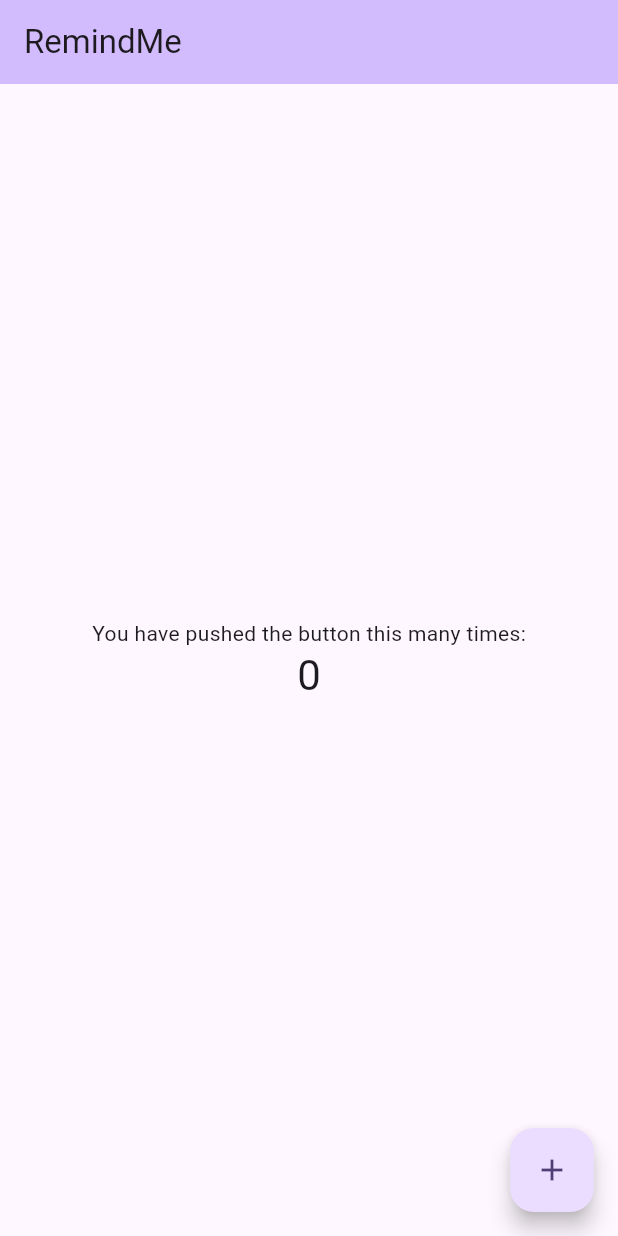
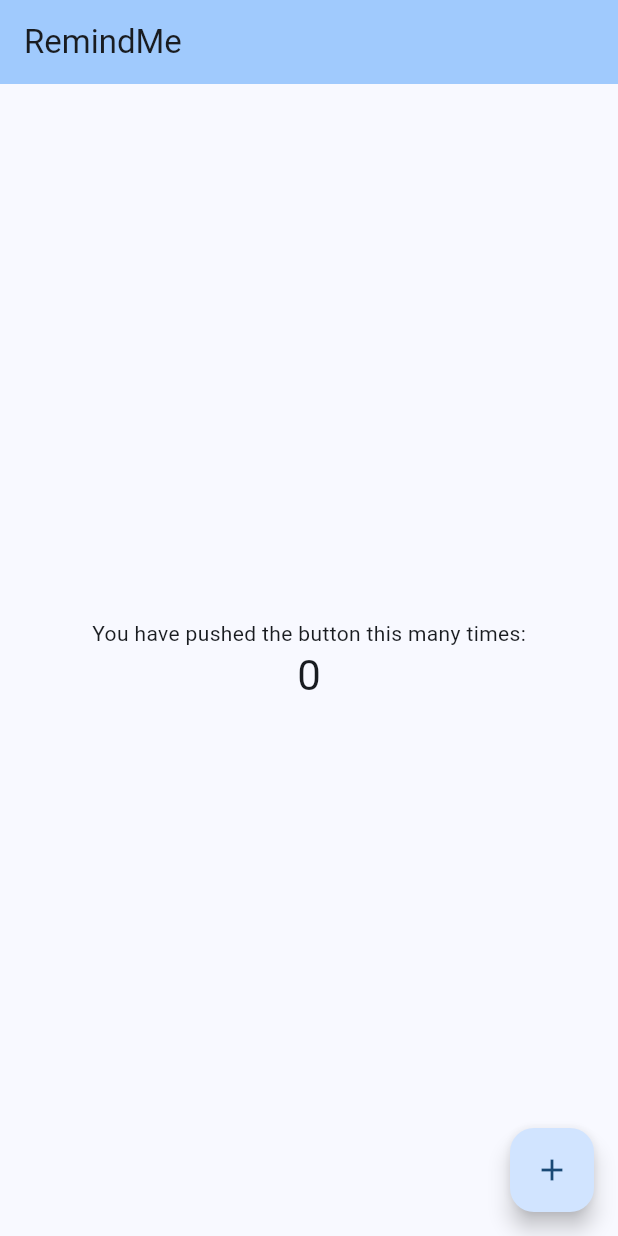
Before and after one commit to jmw-fr/RemindMe, a Flutter app: the screen it shows after launch, on a phone screen of 412 x 824 dp. Run offline on Flutter 3.47's test engine with Material 3 defaults, Android fonts, the phone set to English and light mode, and no system bars.

Commit message:
feat(proj): Implemente Material Design

```diff
--- a/lib/main.dart
+++ b/lib/main.dart
@@ -1,5 +1,5 @@
-
 import 'package:flutter/material.dart';
+import 'package:remind_me/ui/theme/theme.dart';
 
 import 'l10n/app_localizations.dart';
 
@@ -15,16 +15,15 @@ class MyApp extends StatelessWidget {
   Widget build(BuildContext context) {
     return MaterialApp(
       title: 'RemindMe',
-      theme: ThemeData(
-        colorScheme: ColorScheme.fromSeed(seedColor: Colors.deepPurple),
-      ),
+      theme: AppTheme.lightTheme,
+      darkTheme: AppTheme.darkTheme,
+      themeMode: ThemeMode.system,
       supportedLocales: AppLocalizations.supportedLocales,
       localizationsDelegates: AppLocalizations.localizationsDelegates,
       home: const MyHomePage(),
     );
   }
 }
-
 
 class MyHomePage extends StatefulWidget {
   const MyHomePage({super.key});
--- /dev/null
+++ b/lib/ui/theme/theme.dart
@@ -0,0 +1,25 @@
+import 'package:flutter/material.dart';
+
+class AppTheme {
+  static ThemeData get lightTheme {
+    return ThemeData(
+      useMaterial3: true,
+      colorScheme: ColorScheme.fromSeed(
+        seedColor: Colors.blue,
+        brightness: Brightness.light,
+      ),
+      visualDensity: VisualDensity.adaptivePlatformDensity,
+    );
+  }
+
+  static ThemeData get darkTheme {
+    return ThemeData(
+      useMaterial3: true,
+      colorScheme: ColorScheme.fromSeed(
+        seedColor: Colors.blue,
+        brightness: Brightness.dark,
+      ),
+      visualDensity: VisualDensity.adaptivePlatformDensity,
+    );
+  }
+}
```
Also changed, not shown: 1 other file.
